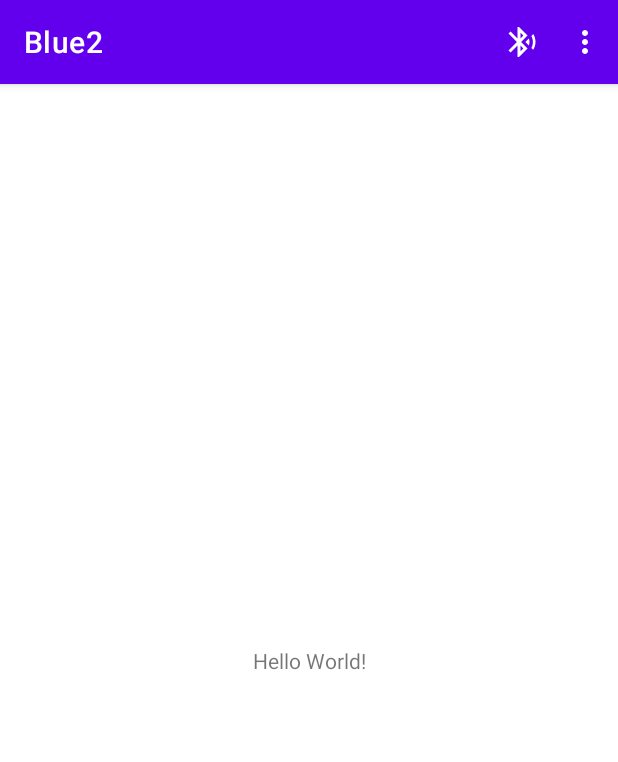
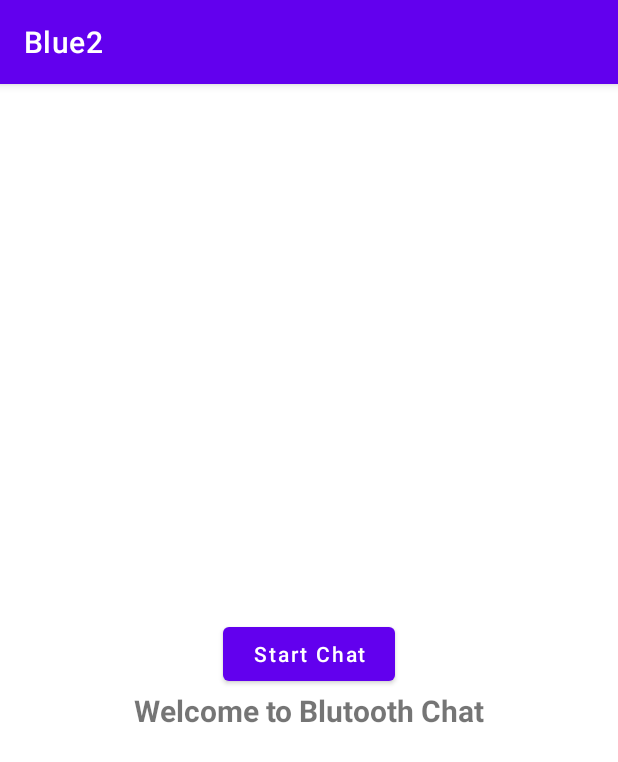
Before and after one commit to Galal2112/Android-Bluetooth-Chat, an Android app: the screen it shows after launch (MainActivity before the commit, OnBoardingActivity after it), on a phone screen of 412 x 824 dp. Shown: the top 762 px of the screen. Run offline under Robolectric (Android 15) with nearby library versions, the phone set to English and light mode, and no system bars.

Commit message:
On boarding activity

```diff
--- a/app/src/main/AndroidManifest.xml
+++ b/app/src/main/AndroidManifest.xml
@@ -1,11 +1,6 @@
 <?xml version="1.0" encoding="utf-8"?>
 <manifest xmlns:android="http://schemas.android.com/apk/res/android"
     package="com.example.blue2">
-
-
-    <uses-permission android:name="android.permission.BLUETOOTH" />
-    <uses-permission android:name="android.permission.BLUETOOTH_ADMIN" />
-    <uses-permission android:name="android.permission.ACCESS_FINE_LOCATION" />
 
     <application
         android:allowBackup="true"
@@ -14,21 +9,21 @@
         android:roundIcon="@mipmap/ic_launcher_round"
         android:supportsRtl="true"
         android:theme="@style/Theme.Blue2">
-        <activity android:name=".MainActivity">
+        <activity android:name=".ChatListActivity"/>
+        <activity android:name=".OnBoardingActivity">
             <intent-filter>
                 <action android:name="android.intent.action.MAIN" />
 
                 <category android:name="android.intent.category.LAUNCHER" />
             </intent-filter>
         </activity>
-        <activity android:name=".DeviceListActivity" android:label="@string/select_Devices" android:theme="@style/amro">
-
-
-
-
-
-        </activity>
-
+        <activity android:name=".MainActivity" />
+        <activity
+            android:name=".DeviceListActivity"
+            android:label="@string/select_Devices" />
     </application>
 
+    <uses-permission android:name="android.permission.BLUETOOTH" />
+    <uses-permission android:name="android.permission.BLUETOOTH_ADMIN" />
+    <uses-permission android:name="android.permission.ACCESS_FINE_LOCATION" />
 </manifest>
--- /dev/null
+++ b/app/src/main/java/com/example/blue2/ChatListActivity.java
@@ -0,0 +1,14 @@
+package com.example.blue2;
+
+import androidx.appcompat.app.AppCompatActivity;
+
+import android.os.Bundle;
+
+public class ChatListActivity extends AppCompatActivity {
+
+    @Override
+    protected void onCreate(Bundle savedInstanceState) {
+        super.onCreate(savedInstanceState);
+        setContentView(R.layout.activity_chat_list);
+    }
+}
--- /dev/null
+++ b/app/src/main/java/com/example/blue2/OnBoardingActivity.java
@@ -0,0 +1,40 @@
+package com.example.blue2;
+
+import androidx.appcompat.app.AppCompatActivity;
+
+import android.bluetooth.BluetoothAdapter;
+import android.content.Intent;
+import android.os.Bundle;
+import android.view.View;
+import android.widget.Toast;
+
+public class OnBoardingActivity extends AppCompatActivity{
+
+    @Override
+    protected void onCreate(Bundle savedInstanceState) {
+        super.onCreate(savedInstanceState);
+        setContentView(R.layout.activity_on_boarding);
+        BluetoothAdapter bluetoothAdapter = BluetoothAdapter.getDefaultAdapter();
+        if (bluetoothAdapter == null) {
+            findViewById(R.id.ll_start_chat_view).setVisibility(View.GONE);
+            findViewById(R.id.ll_error_view).setVisibility(View.VISIBLE);
+        } else {
+            findViewById(R.id.ll_start_chat_view).setVisibility(View.VISIBLE);
+            findViewById(R.id.ll_error_view).setVisibility(View.GONE);
+            findViewById(R.id.btn_start_chat).setOnClickListener(this::onClick);
+        }
+    }
+
+    public void onClick(View v) {
+        switch (v.getId()) {
+            case R.id.btn_start_chat:
+                startChat();
+            default:
+                break;
+        }
+    }
+
+    private void startChat() {
+        startActivity(new Intent(this, ChatListActivity.class));
+    }
+}
--- /dev/null
+++ b/app/src/main/res/drawable-anydpi/ic_error.xml
@@ -0,0 +1,16 @@
+<vector xmlns:android="http://schemas.android.com/apk/res/android"
+    android:width="24dp"
+    android:height="24dp"
+    android:viewportWidth="24"
+    android:viewportHeight="24"
+    android:tint="#E50A2A"
+    android:alpha="0.8">
+  <group android:scaleX="1.1111112"
+      android:scaleY="1.1111112"
+      android:translateX="-1.3333334"
+      android:translateY="-1.3333334">
+    <path
+        android:fillColor="@android:color/white"
+        android:pathData="M11,15h2v2h-2zM11,7h2v6h-2zM11.99,2C6.47,2 2,6.48 2,12s4.47,10 9.99,10C17.52,22 22,17.52 22,12S17.52,2 11.99,2zM12,20c-4.42,0 -8,-3.58 -8,-8s3.58,-8 8,-8 8,3.58 8,8 -3.58,8 -8,8z"/>
+  </group>
+</vector>
--- /dev/null
+++ b/app/src/main/res/layout/activity_chat_list.xml
@@ -0,0 +1,9 @@
+<?xml version="1.0" encoding="utf-8"?>
+<androidx.constraintlayout.widget.ConstraintLayout xmlns:android="http://schemas.android.com/apk/res/android"
+    xmlns:app="http://schemas.android.com/apk/res-auto"
+    xmlns:tools="http://schemas.android.com/tools"
+    android:layout_width="match_parent"
+    android:layout_height="match_parent"
+    tools:context=".ChatListActivity">
+
+</androidx.constraintlayout.widget.ConstraintLayout>
--- /dev/null
+++ b/app/src/main/res/layout/activity_on_boarding.xml
@@ -0,0 +1,67 @@
+<?xml version="1.0" encoding="utf-8"?>
+<RelativeLayout xmlns:android="http://schemas.android.com/apk/res/android"
+    xmlns:tools="http://schemas.android.com/tools"
+    android:layout_width="match_parent"
+    android:layout_height="match_parent"
+    tools:context=".OnBoardingActivity">
+
+    <LinearLayout
+        android:id="@+id/ll_error_view"
+        android:layout_width="wrap_content"
+        android:layout_height="wrap_content"
+        android:layout_centerHorizontal="true"
+        android:layout_centerVertical="true"
+        android:orientation="vertical"
+        android:visibility="gone">
+
+        <ImageView
+            android:layout_width="100dp"
+            android:layout_height="100dp"
+            android:layout_gravity="center"
+            android:src="@drawable/ic_error" />
+
+        <TextView
+            android:layout_width="wrap_content"
+            android:layout_height="wrap_content"
+            android:layout_gravity="center"
+            android:layout_marginStart="50dp"
+            android:layout_marginTop="25dp"
+            android:layout_marginEnd="50dp"
+            android:text="@string/no_bluetooth_error"
+            android:textAlignment="center"
+            android:textSize="20sp"
+            android:textStyle="bold" />
+    </LinearLayout>
+
+    <LinearLayout
+        android:id="@+id/ll_start_chat_view"
+        android:layout_width="wrap_content"
+        android:layout_height="wrap_content"
+        android:layout_centerHorizontal="true"
+        android:layout_centerVertical="true"
+        android:orientation="vertical">
+
+        <Button
+            android:id="@+id/btn_start_chat"
+            android:layout_width="wrap_content"
+            android:layout_height="48dp"
+            android:layout_gravity="center"
+            android:layout_marginTop="20dp"
+            android:enabled="true"
+            android:paddingStart="20dp"
+            android:paddingEnd="20dp"
+            android:text="@string/start_chat"
+            android:textAllCaps="false" />
+
+        <TextView
+            android:layout_width="wrap_content"
+            android:layout_height="wrap_content"
+            android:layout_gravity="center"
+            android:text="@string/welcome_msg"
+            android:textSize="20sp"
+            android:textStyle="bold" />
+
+    </LinearLayout>
+
+
+</RelativeLayout>
--- a/app/src/main/res/values/strings.xml
+++ b/app/src/main/res/values/strings.xml
@@ -1,4 +1,7 @@
 <resources>
     <string name="app_name">Blue2</string>
     <string name="select_Devices">select_div</string>
+    <string name="start_chat">Start Chat</string>
+    <string name="welcome_msg">Welcome to Blutooth Chat</string>
+    <string name="no_bluetooth_error">Sorry your device does not support Bluetooth</string>
 </resources>
```
Also changed, not shown: app/src/main/res/drawable-hdpi/ic_error.png (added), app/src/main/res/drawable-mdpi/ic_error.png (added), app/src/main/res/drawable-xhdpi/ic_error.png (added), app/src/main/res/drawable-xxhdpi/ic_error.png (added).
